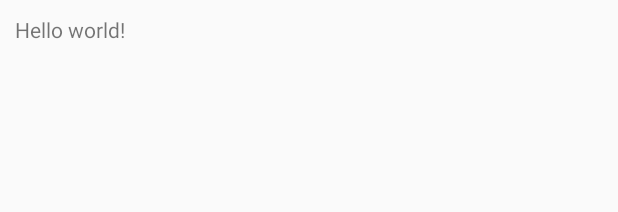
After one commit to khllfg56/ChinaPrime, an Android app: the layout activity_shopping_cart.xml on its own in the app's theme, with its tools: preview values and no code run, on a phone screen of 412 x 824 dp. The commit adds this screen. Shown: the top 212 px of the screen. Run offline under Robolectric (Android 15) with nearby library versions, the phone set to English and light mode, and no system bars.

Commit message:
cart create

```diff
--- a/app/src/main/AndroidManifest.xml
+++ b/app/src/main/AndroidManifest.xml
@@ -24,6 +24,10 @@
             android:name=".TabbedActivity"
             android:label="@string/title_activity_tabbed" >
         </activity>
+        <activity
+            android:name=".ShoppingCartActivity"
+            android:label="@string/title_activity_shopping_cart" >
+        </activity>
     </application>
 
 </manifest>
--- /dev/null
+++ b/app/src/main/res/layout/activity_shopping_cart.xml
@@ -0,0 +1,12 @@
+<RelativeLayout xmlns:android="http://schemas.android.com/apk/res/android"
+    xmlns:tools="http://schemas.android.com/tools" android:layout_width="match_parent"
+    android:layout_height="match_parent" android:paddingLeft="@dimen/activity_horizontal_margin"
+    android:paddingRight="@dimen/activity_horizontal_margin"
+    android:paddingTop="@dimen/activity_vertical_margin"
+    android:paddingBottom="@dimen/activity_vertical_margin"
+    tools:context="com.herokuapp.chinaprime.ShoppingCartActivity">
+
+    <TextView android:text="@string/hello_world" android:layout_width="wrap_content"
+        android:layout_height="wrap_content" />
+
+</RelativeLayout>
--- a/app/src/main/res/values/strings.xml
+++ b/app/src/main/res/values/strings.xml
@@ -20,5 +20,6 @@
     <string name="title_section1">Section 1</string>
     <string name="title_section2">Section 2</string>
     <string name="title_section3">Section 3</string>
+    <string name="title_activity_shopping_cart">ShoppingCartActivity</string>
 
 </resources>
```
Also changed, not shown: app/src/main/java/com/herokuapp/chinaprime/ShoppingCartActivity.java (added, +39 -0 lines), app/src/main/res/menu/menu_shopping_cart.xml (added, +7 -0 lines).
